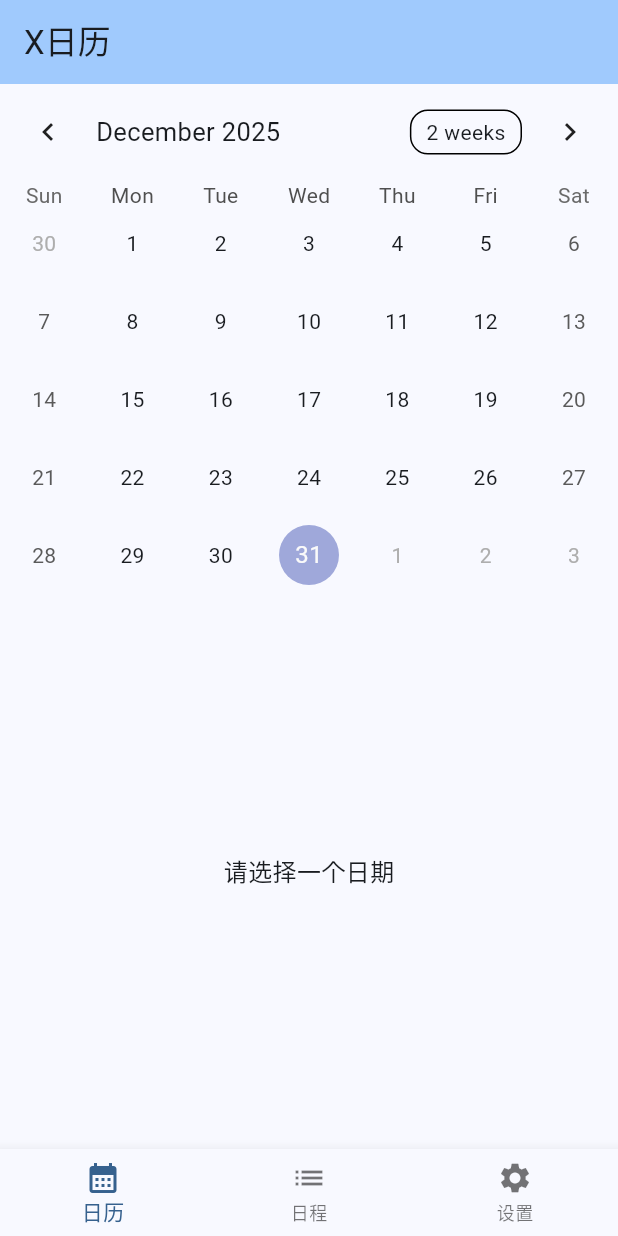
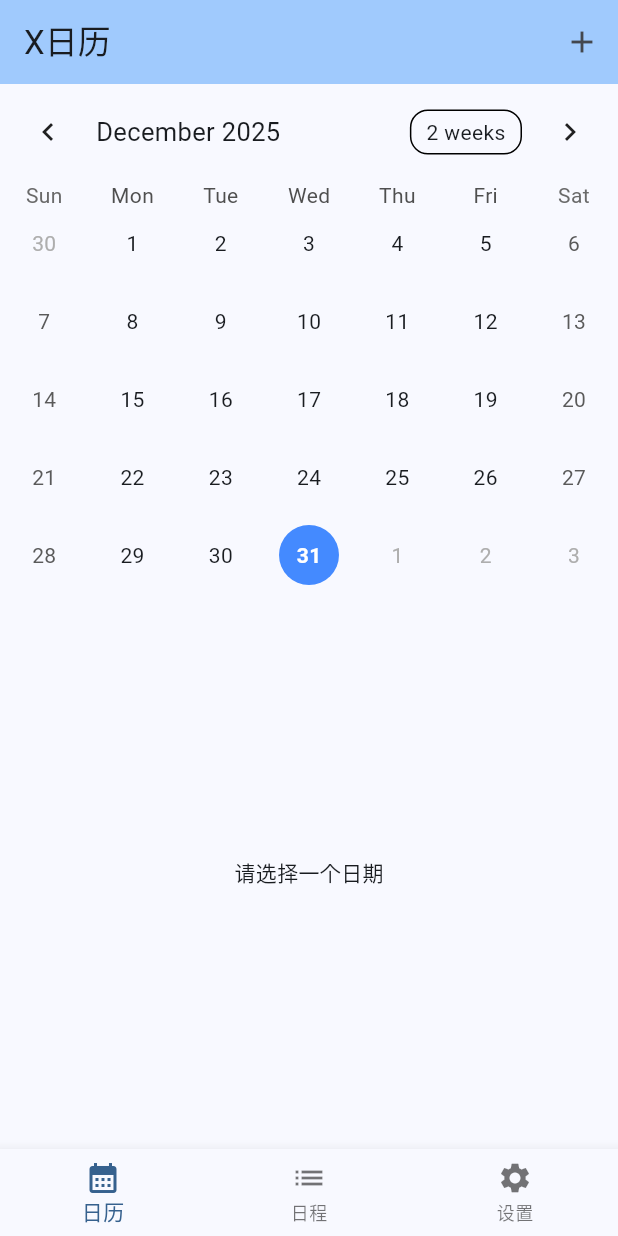
Before and after one commit to bcccc233/X-, a Flutter app: the screen it shows after launch, on a phone screen of 412 x 824 dp. Run offline on Flutter 3.47's test engine with Material 3 defaults, Android fonts, the phone set to English and light mode, and no system bars; drawn by our look-alikes of table_calendar.

Commit message:
v0.2 日程列表 + 添加事件功能

```diff
--- a/lib/pages/calendar_home_page.dart
+++ b/lib/pages/calendar_home_page.dart
@@ -1,5 +1,13 @@
 import 'package:flutter/material.dart';
 import 'package:table_calendar/table_calendar.dart';
+
+class Event {
+  final String title;
+  final DateTime date;
+  final String description;
+
+  Event({required this.title, required this.date, this.description = ''});
+}
 
 class CalendarHomePage extends StatefulWidget {
   const CalendarHomePage({super.key, required this.title});
@@ -17,17 +25,77 @@ class _CalendarHomePageState extends State<CalendarHomePage> {
 
   int _currentIndex = 0;
 
+  final Map<DateTime, List<Event>> _events = {};
+
+  List<Event> _getEventsForDay(DateTime day) {
+    return _events[DateTime(day.year, day.month, day.day)] ?? [];
+  }
+
+  void _addEvent() {
+    if (_selectedDay == null) return;
+    showDialog(
+      context: context,
+      builder: (context) {
+        String title = '';
+        String description = '';
+        return AlertDialog(
+          title: const Text('添加日程'),
+          content: Column(
+            mainAxisSize: MainAxisSize.min,
+            children: [
+              TextField(
+                decoration: const InputDecoration(labelText: '标题'),
+                onChanged: (val) => title = val,
+              ),
+              TextField(
+                decoration: const InputDecoration(labelText: '描述'),
+                onChanged: (val) => description = val,
+              ),
+            ],
+          ),
+          actions: [
+            TextButton(
+              onPressed: () {
+                Navigator.pop(context);
+              },
+              child: const Text('取消'),
+            ),
+            TextButton(
+              onPressed: () {
+                setState(() {
+                  final dayKey = DateTime(
+                      _selectedDay!.year, _selectedDay!.month, _selectedDay!.day);
+                  if (_events[dayKey] == null) {
+                    _events[dayKey] = [];
+                  }
+                  _events[dayKey]!.add(Event(
+                      title: title, date: _selectedDay!, description: description));
+                });
+                Navigator.pop(context);
+              },
+              child: const Text('添加'),
+            ),
+          ],
+        );
+      },
+    );
+  }
+
   @override
   Widget build(BuildContext context) {
     return Scaffold(
       appBar: AppBar(
         title: Text(widget.title),
         backgroundColor: Theme.of(context).colorScheme.inversePrimary,
+        actions: [
+          IconButton(
+            icon: const Icon(Icons.add),
+            onPressed: _addEvent,
+          )
+        ],
       ),
-
       body: Column(
         children: [
-          // 日历主体（月 / 周 / 日）
           TableCalendar(
             firstDay: DateTime.utc(2010, 1, 1),
             lastDay: DateTime.utc(2035, 12, 31),
@@ -50,23 +118,39 @@ class _CalendarHomePageState extends State<CalendarHomePage> {
             onPageChanged: (focusedDay) {
               _focusedDay = focusedDay;
             },
+            calendarStyle: const CalendarStyle(
+              todayDecoration: BoxDecoration(
+                color: Colors.blueAccent,
+                shape: BoxShape.circle,
+              ),
+              selectedDecoration: BoxDecoration(
+                color: Colors.orange,
+                shape: BoxShape.circle,
+              ),
+              todayTextStyle: TextStyle(
+                color: Colors.white,
+                fontWeight: FontWeight.bold,
+              ),
+              selectedTextStyle: TextStyle(
+                color: Colors.white,
+                fontWeight: FontWeight.bold,
+              ),
+            ),
           ),
-
           Expanded(
-  child: Center(
-    child: Text(
-      _selectedDay == null
-          ? '请选择一个日期'
-          : '你选择的是：${_selectedDay!.year}-${_selectedDay!.month}-${_selectedDay!.day}',
-      style: const TextStyle(fontSize: 16),
-    ),
-  ),
-),
-
+            child: _selectedDay == null
+                ? const Center(child: Text('请选择一个日期'))
+                : ListView(
+                    children: _getEventsForDay(_selectedDay!)
+                        .map((e) => ListTile(
+                              title: Text(e.title),
+                              subtitle: Text(e.description),
+                            ))
+                        .toList(),
+                  ),
+          ),
         ],
       ),
-
-      // 底部导航栏
       bottomNavigationBar: BottomNavigationBar(
         currentIndex: _currentIndex,
         onTap: (index) {
```
